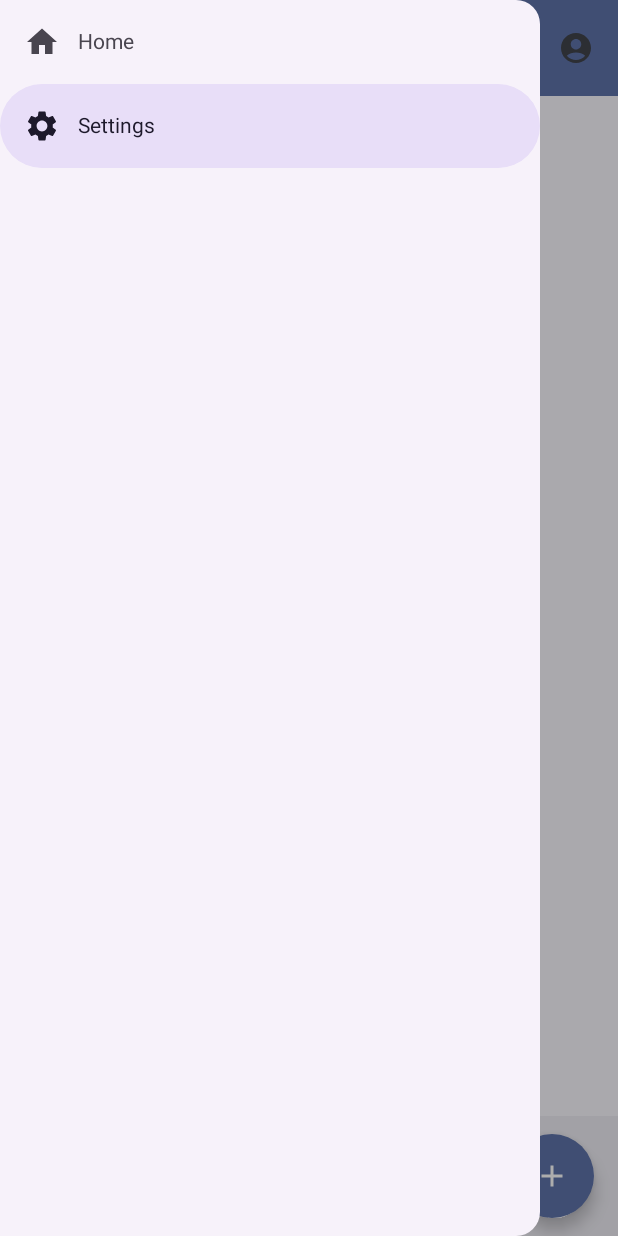
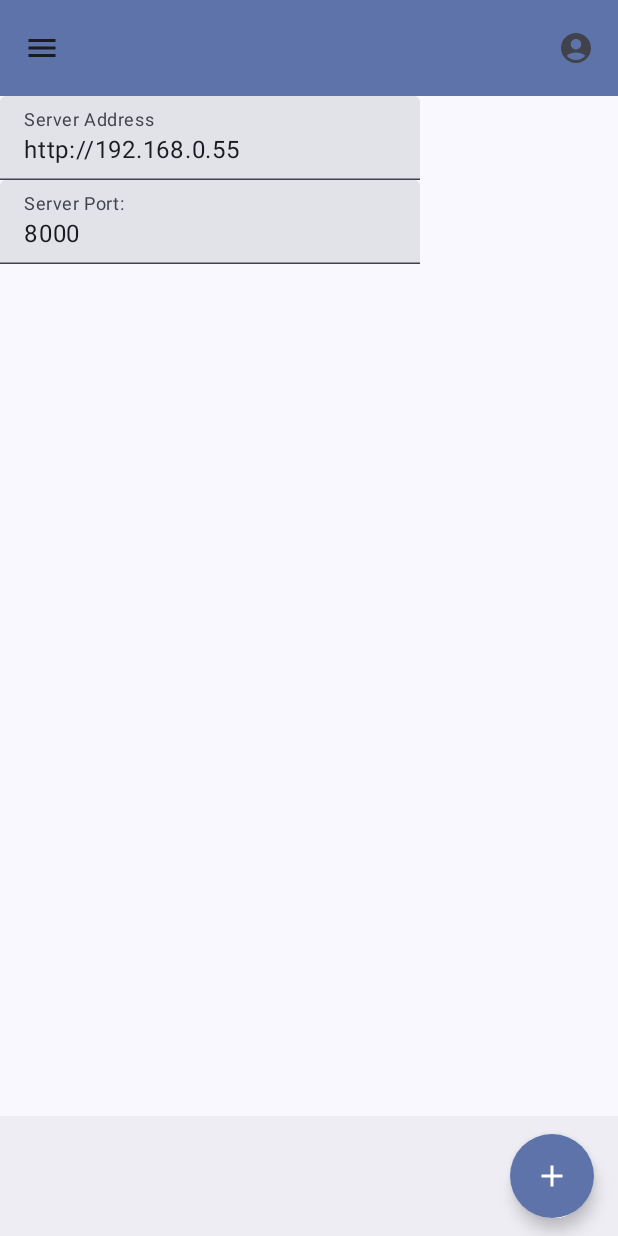
Before and after one commit to Anatorini-1/grimoire, an Android app built with Jetpack Compose: the SettingsScreen screen opened through its navigation route, on a phone screen of 412 x 824 dp. Run offline under Robolectric (Android 15) with nearby library versions, the phone set to English and light mode, and no system bars.

Commit message:
Fuck around and find out

```diff
--- a/app/Grimoire/app/src/main/java/pl/anatorini/grimoire/Main.kt
+++ b/app/Grimoire/app/src/main/java/pl/anatorini/grimoire/Main.kt
@@ -11,7 +11,8 @@ import androidx.compose.material3.ModalNavigationDrawer
 import androidx.compose.material3.Scaffold
 import androidx.compose.material3.rememberDrawerState
 import androidx.compose.runtime.Composable
-import androidx.compose.runtime.getValue
+import androidx.compose.runtime.mutableStateOf
+import androidx.compose.runtime.remember
 import androidx.compose.ui.Modifier
 import androidx.compose.ui.tooling.preview.Preview
 import androidx.navigation.compose.NavHost
@@ -24,15 +25,18 @@ import pl.anatorini.grimoire.navigation.NavDrawerItem
 import pl.anatorini.grimoire.navigation.Routes
 import pl.anatorini.grimoire.screens.HomeScreen
 import pl.anatorini.grimoire.screens.SettingsScreen
+import pl.anatorini.grimoire.state.Settings
 import pl.anatorini.grimoire.ui.theme.Theme
-
+import androidx.compose.runtime.getValue
+import androidx.compose.runtime.setValue
 
 @Composable
 @Preview
 fun Main() {
     val navController = rememberNavController()
-    val drawerState = rememberDrawerState(initialValue = DrawerValue.Open)
+    val drawerState = rememberDrawerState(initialValue = DrawerValue.Closed)
     val currentRoute = navController.currentBackStackEntryAsState()
+    var settings by remember { mutableStateOf(Settings()) }
 
     ModalNavigationDrawer(
         drawerState = drawerState,
@@ -64,12 +68,16 @@ fun Main() {
                 bottomBar = { BottomBar(navController) },
                 floatingActionButton = {}
             ) { innerPadding ->
-                NavHost(navController = navController, startDestination = Routes.HOME.name, modifier = Modifier.padding(innerPadding)) {
-                    composable(route=Routes.HOME.name){
+                NavHost(
+                    navController = navController,
+                    startDestination = Routes.SETTINGS.name,
+                    modifier = Modifier.padding(innerPadding)
+                ) {
+                    composable(route = Routes.HOME.name) {
                         HomeScreen()
                     }
-                    composable(route=Routes.SETTINGS.name){
-                        SettingsScreen()
+                    composable(route = Routes.SETTINGS.name) {
+                        SettingsScreen(modifier = Modifier, settings = settings, setSettings = {s -> settings = s})
                     }
 
                 }
--- a/app/Grimoire/app/src/main/java/pl/anatorini/grimoire/screens/SettingsScreen.kt
+++ b/app/Grimoire/app/src/main/java/pl/anatorini/grimoire/screens/SettingsScreen.kt
@@ -5,16 +5,44 @@ import androidx.compose.foundation.layout.Row
 import androidx.compose.foundation.layout.fillMaxSize
 import androidx.compose.foundation.layout.fillMaxWidth
 import androidx.compose.material3.Text
+import androidx.compose.material3.TextField
 import androidx.compose.runtime.Composable
+import androidx.compose.runtime.mutableStateOf
+import androidx.compose.runtime.remember
 import androidx.compose.ui.Modifier
 import androidx.compose.ui.tooling.preview.Preview
+import pl.anatorini.grimoire.state.Settings
+import androidx.compose.runtime.getValue
+import androidx.compose.runtime.setValue
+@Composable
+fun SettingsScreen(modifier: Modifier = Modifier, settings: Settings, setSettings: (Settings) -> Unit) {
+    var serverAddress by remember { mutableStateOf(settings.serverAddress)}
+    var port by remember { mutableStateOf(settings.port)}
+
+    fun save(){
+        setSettings(Settings(serverAddress,port))
+    }
+    Column(modifier = modifier.fillMaxSize()) {
+        Row(modifier = Modifier.fillMaxWidth()) {
+            TextField(label = { Text(text = "Server Address")}, value = serverAddress, onValueChange = {
+                serverAddress = it
+            })
+        }
+        Row(modifier = Modifier.fillMaxWidth()) {
+
+            TextField(label = { Text(text = "Server Port: ")},value = port, onValueChange = {
+                port = it
+            })
+        }
+    }
+}
+
 
 @Composable
 @Preview
-fun SettingsScreen(modifier: Modifier = Modifier) {
-    Column(modifier = modifier.fillMaxSize()) {
-        Row(modifier = Modifier.fillMaxWidth()) {
-            Text(text = "Settings screen")
-        }
+fun SettingsScreenPreview() {
+    val settings by remember {
+        mutableStateOf(Settings())
     }
+    SettingsScreen(modifier = Modifier, settings = settings, setSettings = {s -> })
 }
--- /dev/null
+++ b/app/Grimoire/app/src/main/java/pl/anatorini/grimoire/state/Settings.kt
@@ -0,0 +1,6 @@
+package pl.anatorini.grimoire.state
+
+data class Settings(
+    val serverAddress: String = "http://192.168.0.55",
+    val port: String = "8000"
+)
```
